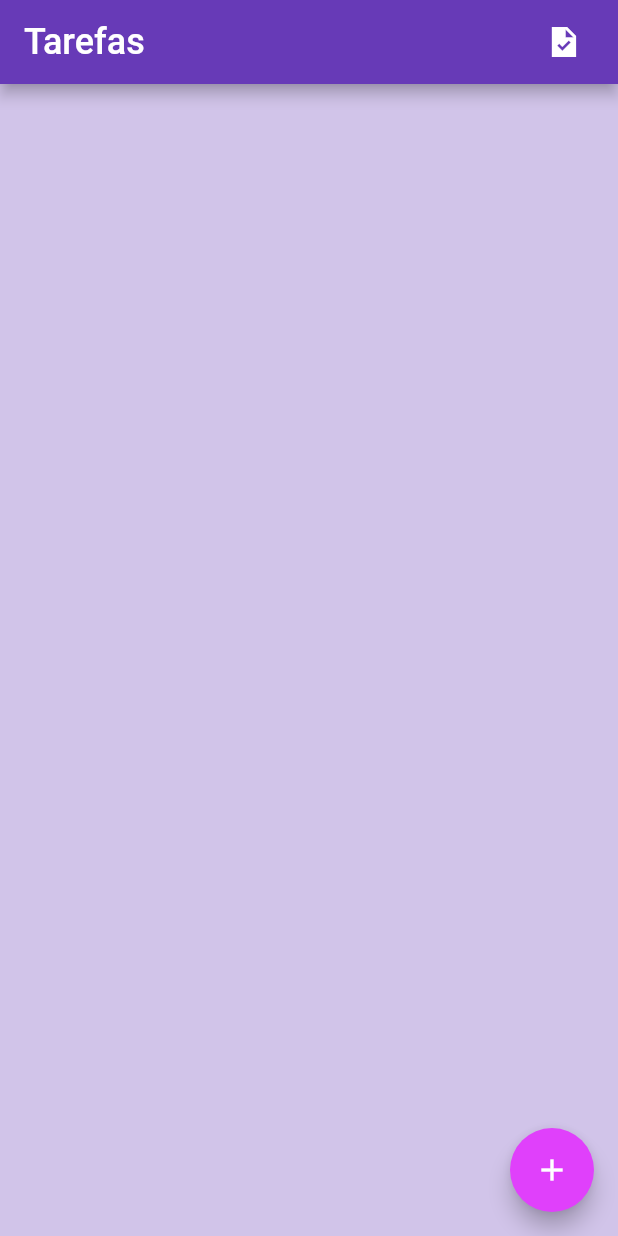
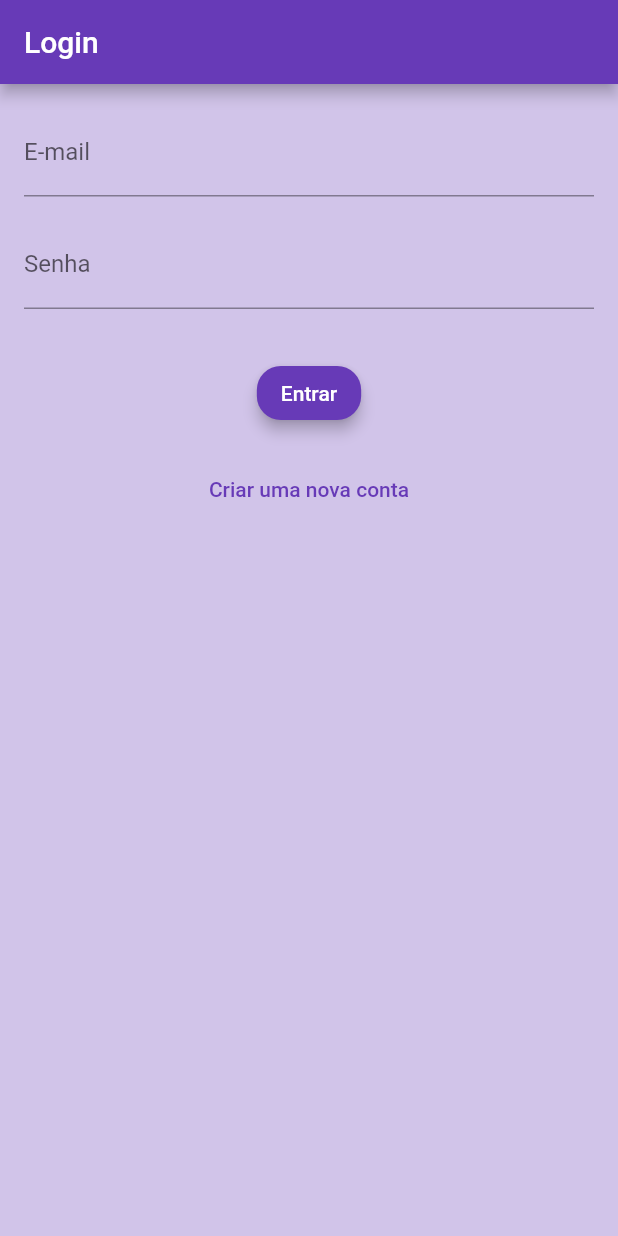
Before and after one commit to morikawa77/task-list-flutter, a Flutter app: the screen it shows after launch, on a phone screen of 412 x 824 dp. Run offline on Flutter 3.47's test engine with Material 2 defaults, Android fonts, the phone set to English and light mode, and no system bars; our stand-ins replace cloud_firestore, firebase_auth, firebase_core; accounts and stored records are empty.

Commit message:
Final app

```diff
--- /dev/null
+++ b/lib/login.dart
@@ -0,0 +1,128 @@
+import 'package:flutter/material.dart';
+import 'package:firebase_auth/firebase_auth.dart';
+import 'package:task_list/task-list.dart';
+
+class LoginPage extends StatefulWidget {
+  @override
+  _LoginPageState createState() => _LoginPageState();
+}
+
+class _LoginPageState extends State<LoginPage> {
+  final _formKey = GlobalKey<FormState>();
+  final _emailController = TextEditingController();
+  final _passwordController = TextEditingController();
+  final _auth = FirebaseAuth.instance;
+  bool _isLoading = false;
+
+  Future<void> _handleLogin(BuildContext context) async {
+    if (_formKey.currentState!.validate()) {
+      setState(() {
+        _isLoading = true;
+      });
+      try {
+        final email = _emailController.text.trim();
+        final password = _passwordController.text.trim();
+        await _auth.signInWithEmailAndPassword(email: email, password: password);
+        Navigator.pushReplacement(context, MaterialPageRoute(builder: (_) => TaskListPage()));
+      } on FirebaseAuthException catch (e) {
+        ScaffoldMessenger.of(context).showSnackBar(
+          SnackBar(
+            content: Text('Erro ao fazer login: ${e.message}'),
+          ),
+        );
+      } finally {
+        setState(() {
+          _isLoading = false;
+        });
+      }
+    }
+  }
+
+  Future<void> _handleCreateUser(BuildContext context) async {
+    if (_formKey.currentState!.validate()) {
+      setState(() {
+        _isLoading = true;
+      });
+      try {
+        final email = _emailController.text.trim();
+        final password = _passwordController.text.trim();
+        await _auth.createUserWithEmailAndPassword(email: email, password: password);
+        Navigator.pushReplacement(context, MaterialPageRoute(builder: (_) => TaskListPage()));
+      } on FirebaseAuthException catch (e) {
+        ScaffoldMessenger.of(context).showSnackBar(
+          SnackBar(
+            content: Text('Erro ao criar usuário: ${e.message}'),
+          ),
+        );
+      } finally {
+        setState(() {
+          _isLoading = false;
+        });
+      }
+    }
+  }
+
+  @override
+  Widget build(BuildContext context) {
+    if (_auth.currentUser != null) {
+      print(_auth.currentUser?.email);
+      return TaskListPage();
+    } else {
+      return Scaffold(
+        backgroundColor: Color(0xFFD1C4E9),
+        appBar: AppBar(
+          title: Text('Login'),
+        ),
+        body: SingleChildScrollView(
+          child: Container(
+            margin: EdgeInsets.all(16),
+            child: Form(
+              key: _formKey,
+              child: Column(
+                children: [
+                  TextFormField(
+                    controller: _emailController,
+                    keyboardType: TextInputType.emailAddress,
+                    decoration: InputDecoration(
+                      labelText: 'E-mail',
+                    ),
+                    validator: (value) {
+                      if (value == null || value.isEmpty) {
+                        return 'Por favor, informe o seu e-mail';
+                      }
+                      return null;
+                    },
+                  ),
+                  SizedBox(height: 16),
+                  TextFormField(
+                    controller: _passwordController,
+                    obscureText: true,
+                    decoration: InputDecoration(
+                      labelText: 'Senha',
+                    ),
+                    validator: (value) {
+                      if (value == null || value.isEmpty) {
+                        return 'Por favor, informe a sua senha';
+                      }
+                      return null;
+                    },
+                  ),
+                  SizedBox(height: 32),
+                  ElevatedButton(
+                    onPressed: _isLoading ? null : () => _handleLogin(context),
+                    child: _isLoading ? CircularProgressIndicator() : Text('Entrar'),
+                  ),
+                  SizedBox(height: 16),
+                  TextButton(
+                    onPressed: _isLoading ? null : () => _handleCreateUser(context),
+                    child: _isLoading ? CircularProgressIndicator() : Text('Criar uma nova conta'),
+                  ),
+                ],
+              ),
+            ),
+          ),
+        ),
+      );
+    }
+  }
+}
--- a/lib/main.dart
+++ b/lib/main.dart
@@ -3,6 +3,9 @@ import 'package:flutter/material.dart';
 import 'package:task_list/task-create.dart';
 import 'package:task_list/task-list.dart';
 import 'firebase_options.dart';
+import 'package:firebase_auth/firebase_auth.dart';
+
+import 'login.dart'; // Auth
 
 void main() {
   WidgetsFlutterBinding.ensureInitialized();
@@ -10,6 +13,7 @@ void main() {
 }
 
 class MyApp extends StatelessWidget {
+
   @override
   Widget build(BuildContext context) {
     return Directionality(
@@ -28,7 +32,7 @@ class MyApp extends StatelessWidget {
               child: CircularProgressIndicator(),
             );
           }
-
+          final FirebaseAuth _auth = FirebaseAuth.instance; // Auth
           return MaterialApp(
             theme: ThemeData(
               primarySwatch: Colors.deepPurple,
@@ -49,13 +53,13 @@ class MyApp extends StatelessWidget {
             ),
 
             debugShowCheckedModeBanner: false,
-            initialRoute: '/task-list',
+            initialRoute: '/login',
             routes: {
+              '/login': (context) => LoginPage(),
               '/task-create': (context) => TaskCreatePage(),
               '/task-list': (context) => TaskListPage()
             },
           );
-
         },
       ),
     );
--- a/lib/task-create.dart
+++ b/lib/task-create.dart
@@ -1,4 +1,5 @@
 import 'package:cloud_firestore/cloud_firestore.dart';
+import 'package:firebase_auth/firebase_auth.dart';
 import 'package:flutter/material.dart';
 import 'package:task_list/task-list.dart';
 
@@ -11,6 +12,8 @@ class _TasksScreenState extends State<TaskCreatePage> {
   final TextEditingController _nameController = TextEditingController();
   final FirebaseFirestore _db = FirebaseFirestore.instance;
   String _selectedPriority = 'low';
+
+  final user = FirebaseAuth.instance.currentUser;
 
   @override
   Widget build(BuildContext context) {
@@ -86,6 +89,7 @@ class _TasksScreenState extends State<TaskCreatePage> {
                                   'name': name,
                                   'priority': _selectedPriority,
                                   'finished': false,
+                                  'userId': user?.uid,
                                 });
                                 _nameController.clear();
                                 Navigator.pop(context);
```
Also changed, not shown: lib/task-list.dart (+21 -4 lines), 48 other files.
